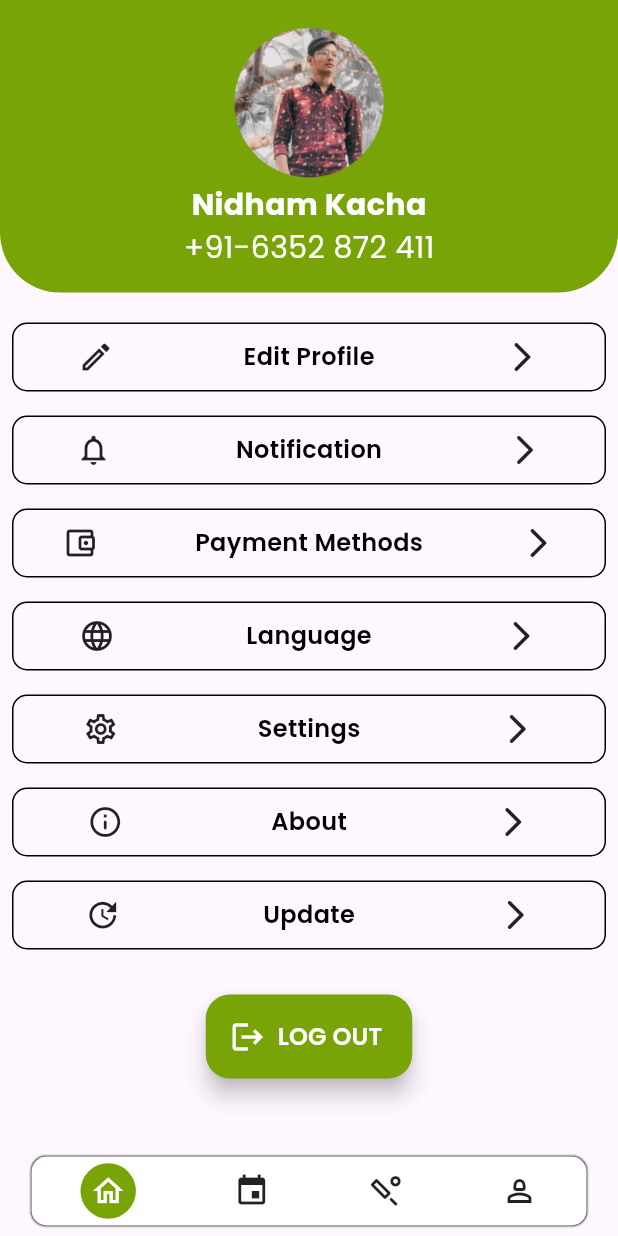
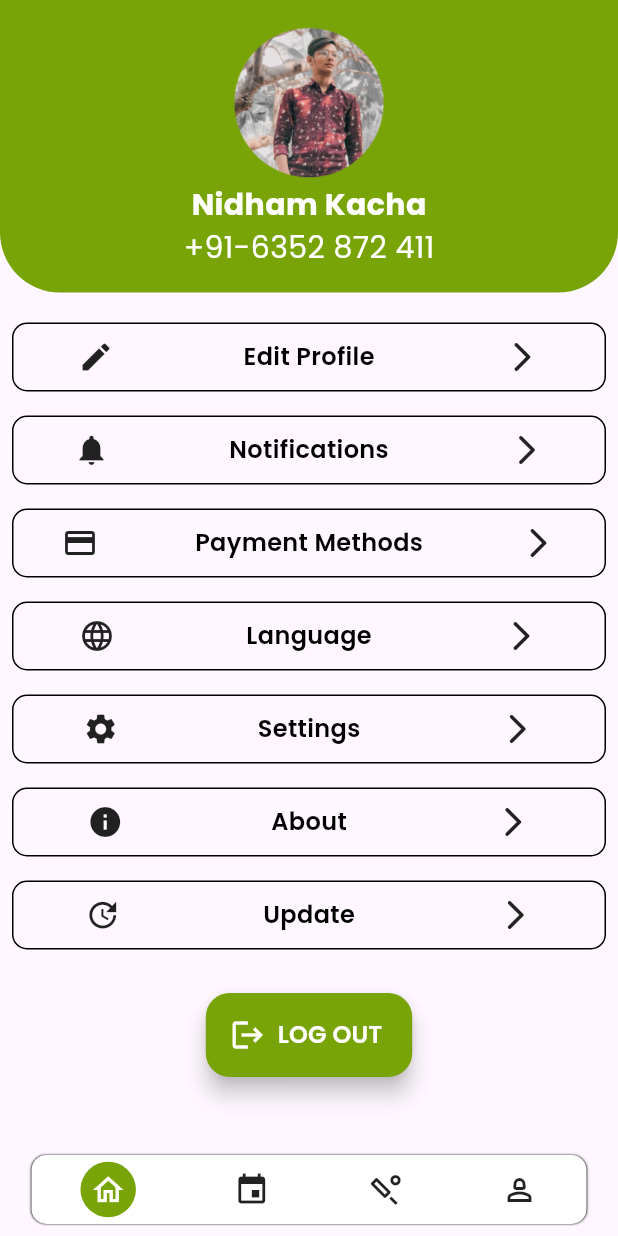
Before and after one commit to nidhamkacha/boxcricket, a Flutter app: the ProfileScreen screen opened directly, on a phone screen of 412 x 824 dp. Run offline on Flutter 3.47's test engine with Material 3 defaults, Android fonts, the phone set to English and light mode, and no system bars; our stand-ins replace google_fonts.

Commit message:
27-2-24
Signed-off-by: Nidham Kacha <nidham78@gmail.com>

```diff
--- a/lib/main.dart
+++ b/lib/main.dart
@@ -50,14 +50,14 @@ class MyApp extends StatelessWidget {
       // home: DetailScreen(),
       // home: PaymentScreen(),
       // home: EventScreen(),
-      home: FilterScreen(),
+      // home: FilterScreen(),
       // home: Details(),
       // home: ConfirmationScreen(),
       // home: MyBookingScreen(),
       // home: AddboxScreen(),
       // home: SelectBoxScreen(),
       // home: BoxFilterScreen(),
-      // home: ProfileScreen(),
+      home: ProfileScreen(),
       // home: EditprofileScreen(),
       // home: LanguageScreen(),
     );
--- a/lib/profilescreen/profile.dart
+++ b/lib/profilescreen/profile.dart
@@ -9,6 +9,24 @@ class ProfileScreen extends StatefulWidget {
 }
 
 class _ProfileScreenState extends State<ProfileScreen> {
+  List<String> menunames = [
+    'Edit Profile',
+    'Notifications',
+    'Payment Methods',
+    'Language',
+    'Settings',
+    'About',
+    'Update',
+  ];
+  List<Widget> menuitems = [
+    Icon(Icons.edit),
+    Icon(Icons.notifications),
+    Icon(Icons.payment),
+    Icon(Icons.language),
+    Icon(Icons.settings),
+    Icon(Icons.info),
+    Icon(Icons.update),
+  ];
   @override
   Widget build(BuildContext context) {
     return Scaffold(
@@ -52,7 +70,11 @@ class _ProfileScreenState extends State<ProfileScreen> {
         SizedBox(
           height: 12,
         ),
-        Padding(
+        Expanded(
+          child: ListView.builder(
+            itemCount: menuitems.length,
+            itemBuilder: (BuildContext context, int index) {
+              return Padding(
                 padding: const EdgeInsets.all(8.0),
                 child: Container(
                   height: 46,
@@ -60,9 +82,9 @@ class _ProfileScreenState extends State<ProfileScreen> {
                   child: Row(
                     mainAxisAlignment: MainAxisAlignment.spaceAround,
                     children: [
-                Icon(Icons.edit_outlined),
+                      menuitems[index],
                       Text(
-                  "Edit Profile",
+                        menunames[index],
                         style: GoogleFonts.poppins(
                             fontSize: 16,
                             color: Colors.black,
@@ -72,145 +94,11 @@ class _ProfileScreenState extends State<ProfileScreen> {
                     ],
                   ),
                   decoration: BoxDecoration(
-                borderRadius: BorderRadius.circular(10), border: Border.all()),
+                      borderRadius: BorderRadius.circular(10),
+                      border: Border.all()),
                 ),
-        ),
-        Padding(
-          padding: const EdgeInsets.all(8.0),
-          child: Container(
-            height: 46,
-            width: double.infinity,
-            child: Row(
-              mainAxisAlignment: MainAxisAlignment.spaceAround,
-              children: [
-                Icon(Icons.notifications_none),
-                Text(
-                  "Notification",
-                  style: GoogleFonts.poppins(
-                      fontSize: 16,
-                      color: Colors.black,
-                      fontWeight: FontWeight.w600),
-                ),
-                Icon(Icons.arrow_forward_ios_rounded),
-              ],
-            ),
-            decoration: BoxDecoration(
-                borderRadius: BorderRadius.circular(10), border: Border.all()),
-          ),
-        ),
-        Padding(
-          padding: const EdgeInsets.all(8.0),
-          child: Container(
-            height: 46,
-            width: double.infinity,
-            child: Row(
-              mainAxisAlignment: MainAxisAlignment.spaceAround,
-              children: [
-                Icon(Icons.account_balance_wallet_outlined),
-                Text(
-                  "Payment Methods",
-                  style: GoogleFonts.poppins(
-                      fontSize: 16,
-                      color: Colors.black,
-                      fontWeight: FontWeight.w600),
-                ),
-                Icon(Icons.arrow_forward_ios_rounded),
-              ],
-            ),
-            decoration: BoxDecoration(
-                borderRadius: BorderRadius.circular(10), border: Border.all()),
-          ),
-        ),
-        Padding(
-          padding: const EdgeInsets.all(8.0),
-          child: Container(
-            height: 46,
-            width: double.infinity,
-            child: Row(
-              mainAxisAlignment: MainAxisAlignment.spaceAround,
-              children: [
-                Icon(Icons.language),
-                Text(
-                  "Language",
-                  style: GoogleFonts.poppins(
-                      fontSize: 16,
-                      color: Colors.black,
-                      fontWeight: FontWeight.w600),
-                ),
-                Icon(Icons.arrow_forward_ios_rounded),
-              ],
-            ),
-            decoration: BoxDecoration(
-                borderRadius: BorderRadius.circular(10), border: Border.all()),
-          ),
-        ),
-        Padding(
-          padding: const EdgeInsets.all(8.0),
-          child: Container(
-            height: 46,
-            width: double.infinity,
-            child: Row(
-              mainAxisAlignment: MainAxisAlignment.spaceAround,
-              children: [
-                Icon(Icons.settings_outlined),
-                Text(
-                  "Settings",
-                  style: GoogleFonts.poppins(
-                      fontSize: 16,
-                      color: Colors.black,
-                      fontWeight: FontWeight.w600),
-                ),
-                Icon(Icons.arrow_forward_ios_rounded),
-              ],
-            ),
-            decoration: BoxDecoration(
-                borderRadius: BorderRadius.circular(10), border: Border.all()),
-          ),
-        ),
-        Padding(
-          padding: const EdgeInsets.all(8.0),
-          child: Container(
-            height: 46,
-            width: double.infinity,
-            child: Row(
-              mainAxisAlignment: MainAxisAlignment.spaceAround,
-              children: [
-                Icon(Icons.info_outline_rounded),
-                Text(
-                  "About",
-                  style: GoogleFonts.poppins(
-                      fontSize: 16,
-                      color: Colors.black,
-                      fontWeight: FontWeight.w600),
-                ),
-                Icon(Icons.arrow_forward_ios_rounded),
-              ],
-            ),
-            decoration: BoxDecoration(
-                borderRadius: BorderRadius.circular(10), border: Border.all()),
-          ),
-        ),
-        Padding(
-          padding: const EdgeInsets.all(8.0),
-          child: Container(
-            height: 46,
-            width: double.infinity,
-            child: Row(
-              mainAxisAlignment: MainAxisAlignment.spaceAround,
-              children: [
-                Icon(Icons.update),
-                Text(
-                  "Update",
-                  style: GoogleFonts.poppins(
-                      fontSize: 16,
-                      color: Colors.black,
-                      fontWeight: FontWeight.w600),
-                ),
-                Icon(Icons.arrow_forward_ios_rounded),
-              ],
-            ),
-            decoration: BoxDecoration(
-                borderRadius: BorderRadius.circular(10), border: Border.all()),
+              );
+            },
           ),
         ),
         SizedBox(
```
Also changed, not shown: lib/bookingscreen/filterbox.dart (+179 -139 lines). Lines whose indentation alone changed are shown as unchanged.
